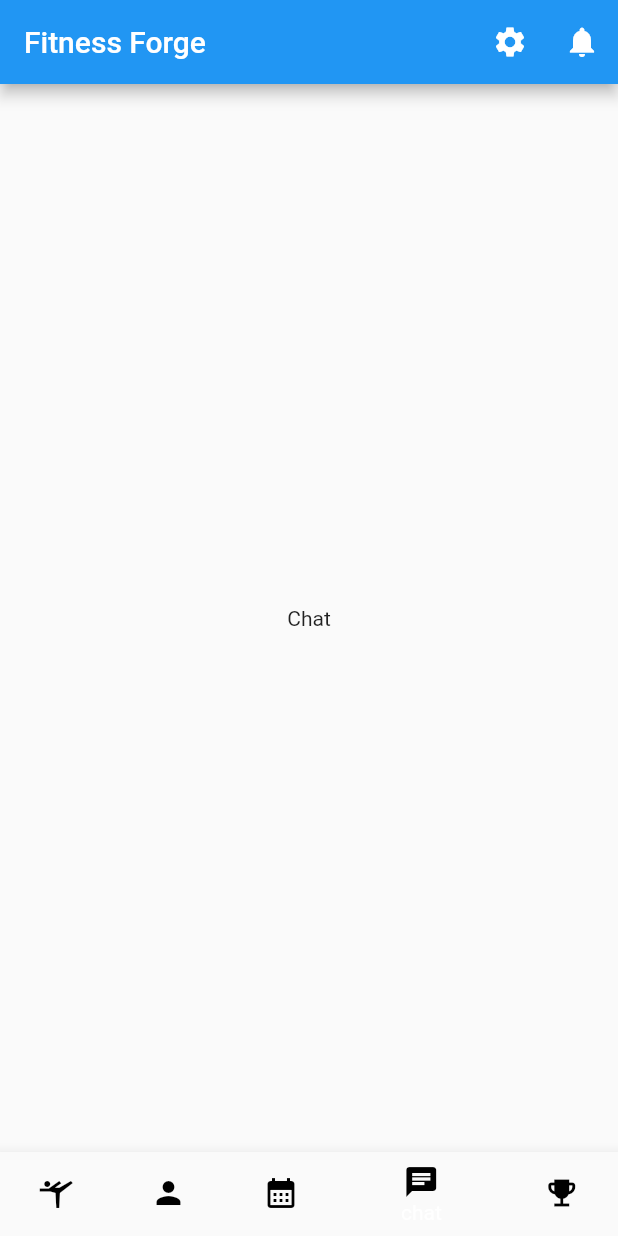
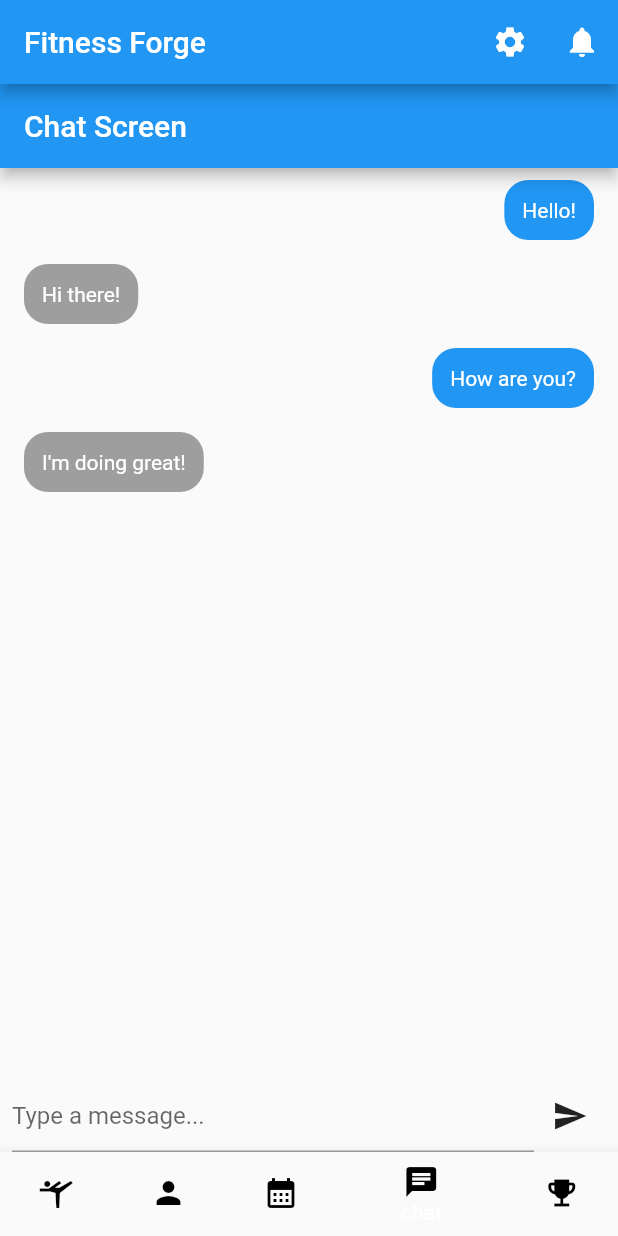
Before and after one commit to Xristos3/fitness_forge, a Flutter app: the screen it shows after launch, item 4 of the bottom bar chosen, on a phone screen of 412 x 824 dp. Run offline on Flutter 3.47's test engine with Material 2 defaults, Android fonts, the phone set to English and light mode, and no system bars; our stand-ins replace table_calendar.

Commit message:
chat screen updated

```diff
--- a/lib/ui/screen/chat_screen.dart
+++ b/lib/ui/screen/chat_screen.dart
@@ -3,8 +3,70 @@ import 'package:flutter/material.dart';
 class ChatScreen extends StatelessWidget {
   @override
   Widget build(BuildContext context) {
-    return Center(
-      child: Text('Chat'),
+    return Scaffold(
+      appBar: AppBar(
+        title: Text('Chat Screen'),
+      ),
+      body: Column(
+        children: [
+          Expanded(
+            child: ListView(
+              children: [
+                // Messages will be displayed here
+                ChatMessage(text: 'Hello!', isSentByMe: true),
+                ChatMessage(text: 'Hi there!', isSentByMe: false),
+                ChatMessage(text: 'How are you?', isSentByMe: true),
+                ChatMessage(text: 'I\'m doing great!', isSentByMe: false),
+                // Add more ChatMessage widgets for more messages
+              ],
+            ),
+          ),
+          Container(
+            margin: EdgeInsets.symmetric(horizontal: 8.0),
+            child: Row(
+              children: [
+                Expanded(
+                  child: TextField(
+                    decoration: InputDecoration(hintText: 'Type a message...'),
+                  ),
+                ),
+                IconButton(
+                  icon: Icon(Icons.send),
+                  onPressed: () {
+                    // Send button functionality
+                  },
+                ),
+              ],
+            ),
+          ),
+        ],
+      ),
     );
   }
 }
+
+class ChatMessage extends StatelessWidget {
+  final String text;
+  final bool isSentByMe;
+
+  ChatMessage({required this.text, required this.isSentByMe});
+
+  @override
+  Widget build(BuildContext context) {
+    return Container(
+      alignment: isSentByMe ? Alignment.centerRight : Alignment.centerLeft,
+      margin: EdgeInsets.symmetric(vertical: 8.0, horizontal: 16.0),
+      child: Container(
+        padding: EdgeInsets.all(12.0),
+        decoration: BoxDecoration(
+          color: isSentByMe ? Colors.blue : Colors.grey,
+          borderRadius: BorderRadius.circular(16.0),
+        ),
+        child: Text(
+          text,
+          style: TextStyle(color: Colors.white),
+        ),
+      ),
+    );
+  }
+}
```
